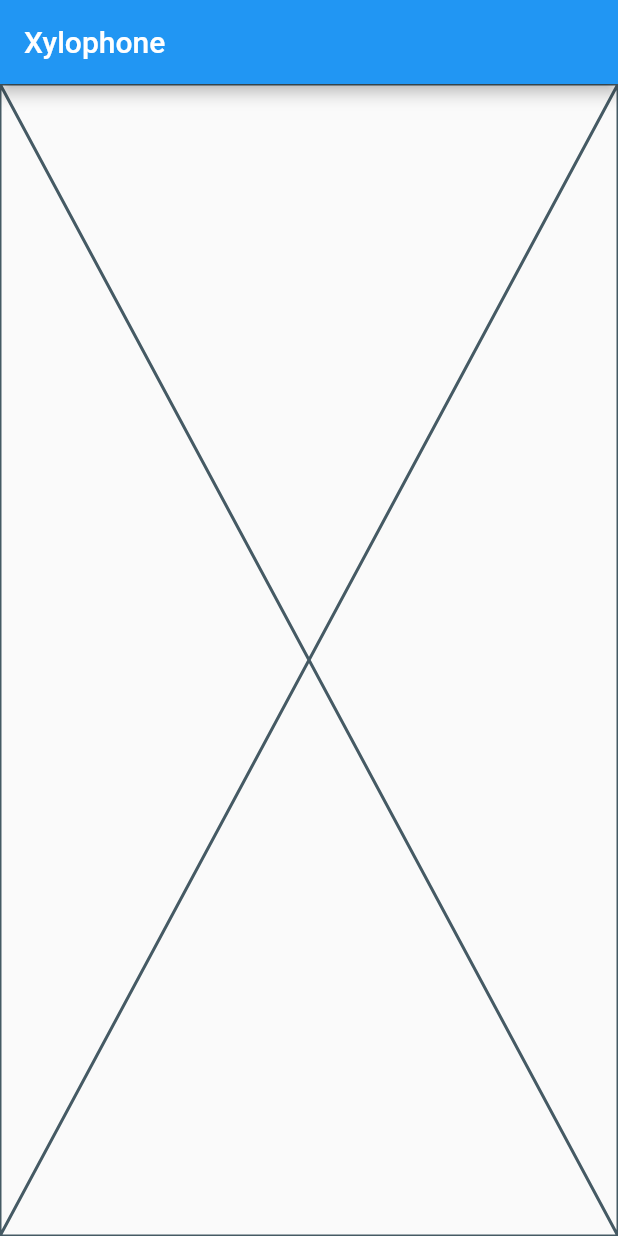
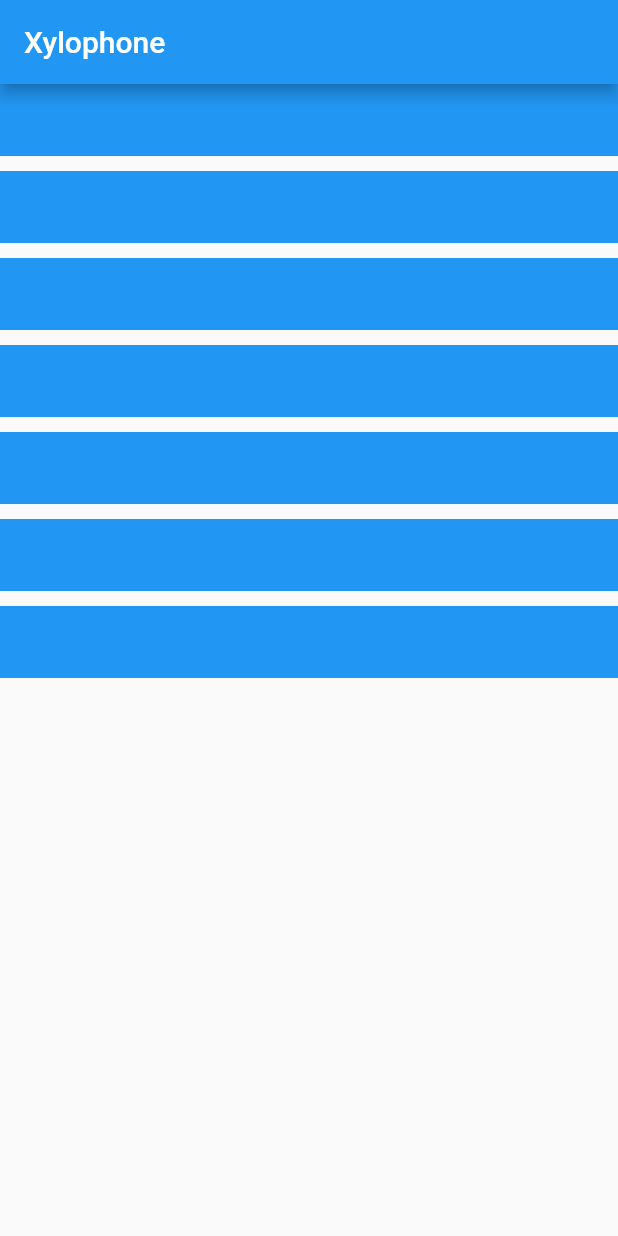
Before and after one commit to ShoaibMukhtar/mad-035, a Flutter app: the screen it shows after launch, on a phone screen of 412 x 824 dp. Run offline on Flutter 3.47's test engine with Material 2 defaults, Android fonts, the phone set to English and light mode, and no system bars; our stand-ins replace assets_audio_player.

Commit message:
3rd commit

```diff
--- a/shoaib_xylophone_app/lib/main.dart
+++ b/shoaib_xylophone_app/lib/main.dart
@@ -1,10 +1,11 @@
 import 'package:flutter/material.dart';
+import 'package:assets_audio_player/assets_audio_player.dart';
 
 void main() {
   runApp(MyApp());
 }
 
-class MyApp extends StatelessWidget{
+class MyApp extends StatelessWidget {
   const MyApp({Key? key}) : super(key: key);
 
   @override
@@ -30,6 +31,80 @@ class Xylo extends StatefulWidget {
 class _XyloState extends State<Xylo> {
   @override
   Widget build(BuildContext context) {
-    return const Placeholder();
+    return Column(
+      crossAxisAlignment: CrossAxisAlignment.stretch,
+      children: [
+        Container(
+          color: Colors.blue,
+          child: TextButton(
+              onPressed: () {
+                AssetsAudioPlayer.newPlayer()
+                    .open(Audio('assets/audio/assets_note1.wav'));
+              },
+              child: Text('Button 01')),
+        ),
+        SizedBox(height: 10,),
+        Container(
+          color: Colors.blue,
+          child: TextButton(
+              onPressed: () {
+                AssetsAudioPlayer.newPlayer()
+                    .open(Audio('assets/audio/assets_note2.wav'));
+              },
+              child: Text('Button 01')),
+        ),
+        SizedBox(height: 10,),
+        Container(
+          color: Colors.blue,
+          child: TextButton(
+              onPressed: () {
+                AssetsAudioPlayer.newPlayer()
+                    .open(Audio('assets/audio/assets_note3.wav'));
+              },
+              child: Text('Button 01')),
+        ),
+        SizedBox(height: 10,),
+        Container(
+          color: Colors.blue,
+          child: TextButton(
+              onPressed: () {
+                AssetsAudioPlayer.newPlayer()
+                    .open(Audio('assets/audio/assets_note4.wav'));
+              },
+              child: Text('Button 01')),
+        ),
+        SizedBox(height: 10,),
+        Container(
+          color: Colors.blue,
+          child: TextButton(
+              onPressed: () {
+                AssetsAudioPlayer.newPlayer()
+                    .open(Audio('assets/audio/assets_note5.wav'));
+              },
+              child: Text('Button 01')),
+        ),
+        SizedBox(height: 10,),
+        Container(
+          color: Colors.blue,
+          child: TextButton(
+              onPressed: () {
+                AssetsAudioPlayer.newPlayer()
+                    .open(Audio('assets/audio/assets_note6.wav'));
+              },
+              child: Text('Button 01')),
+        ),
+        SizedBox(height: 10,),
+        Container(
+          color: Colors.blue,
+          child: TextButton(
+              onPressed: () {
+                AssetsAudioPlayer.newPlayer()
+                    .open(Audio('assets/audio/assets_note7.wav'));
+              },
+              child: Text('Button 01')),
+        )
+
+      ],
+    );
   }
 }
--- a/shoaib_xylophone_app/pubspec.yaml
+++ b/shoaib_xylophone_app/pubspec.yaml
@@ -30,6 +30,7 @@ environment:
 dependencies:
   flutter:
     sdk: flutter
+  assets_audio_player: ^3.0.6
 
 
   # The following adds the Cupertino Icons font to your application.
```
Also changed, not shown: shoaib_xylophone_app/pubspec.lock, 8 other files.
